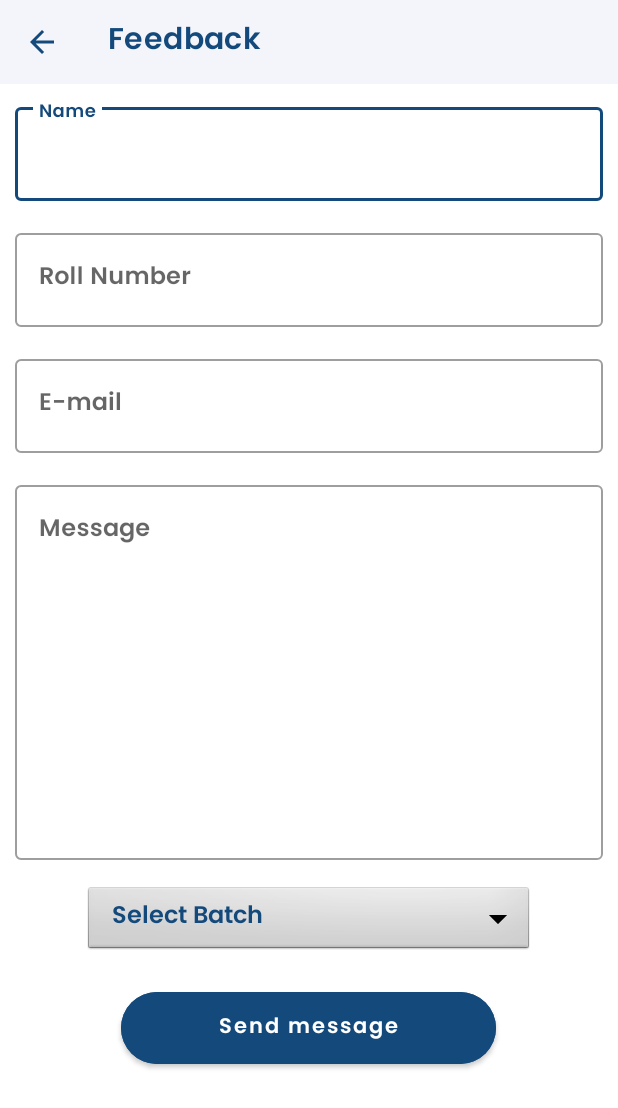
After one commit to raoharshit/College_App, an Android app: the FeedbackActivity screen opened directly, with no data from a screen before it, on a phone screen of 412 x 824 dp. The commit adds this screen. Shown: the top 1108 px of the screen. Run offline under Robolectric (Android 15) with nearby library versions, the phone set to English and light mode, and no system bars; our stand-ins replace Firebase (no records; nobody signed in at launch, a user with empty details on screens opened directly).

Commit message:
Feedback functionality is added

```diff
--- /dev/null
+++ b/UserApp/src/main/java/com/example/collegeapp/Feedback/FeedbackActivity.java
@@ -0,0 +1,97 @@
+package com.example.collegeapp.Feedback;
+
+import androidx.appcompat.app.AppCompatActivity;
+import androidx.appcompat.widget.Toolbar;
+
+import android.os.Bundle;
+import android.view.View;
+import android.widget.EditText;
+import android.widget.Spinner;
+import android.widget.Toast;
+
+import com.example.collegeapp.R;
+import com.google.android.material.button.MaterialButton;
+import com.google.firebase.database.DatabaseReference;
+import com.google.firebase.database.FirebaseDatabase;
+
+import java.util.Objects;
+
+public class FeedbackActivity extends AppCompatActivity {
+
+    EditText edtname,edtnumber, edtemail,edtmessage;
+    MaterialButton btnsend;
+    Spinner spinner;
+    DatabaseReference databaseReference;
+    private Toolbar toolbar;
+
+    @Override
+    protected void onCreate(Bundle savedInstanceState) {
+        super.onCreate(savedInstanceState);
+        setContentView(R.layout.activity_feedback);
+
+
+        toolbar = findViewById(R.id.appbarFeed);
+
+        setSupportActionBar(toolbar);
+        Objects.requireNonNull(getSupportActionBar()).setDisplayHomeAsUpEnabled(true);
+        toolbar.setTitle("Feedback");
+        toolbar.setTitleTextAppearance(this, R.style.poppins_bold);
+
+        edtname=findViewById(R.id.feedname);
+        edtnumber =findViewById(R.id.feednumber);
+        edtemail=findViewById(R.id.feedemail);
+        edtmessage=findViewById(R.id.feedmessage);
+        btnsend=findViewById(R.id.feedbtnsend);
+        spinner=findViewById(R.id.feedspinner);
+
+        databaseReference= FirebaseDatabase.getInstance().getReference();
+
+        btnsend.setOnClickListener(new View.OnClickListener() {
+            @Override
+            public void onClick(View view) {
+                checkValidation();
+            }
+        });
+    }
+
+    private void checkValidation() {
+        String name=edtname.getText().toString();
+        String number=edtnumber.getText().toString();
+        String email=edtemail.getText().toString();
+        String message=edtmessage.getText().toString();
+        String batch=spinner.getSelectedItem().toString();
+
+        if (name.isEmpty()){
+            edtname.setError("Empty");
+            edtname.requestFocus();
+        }else if(email.isEmpty()){
+            edtemail.setError("Empty");
+            edtemail.requestFocus();
+        }else if(number.isEmpty()){
+            edtnumber.setError("Empty");
+            edtnumber.requestFocus();
+        }else if(message.isEmpty()){
+            edtmessage.setError("Empty");
+            edtmessage.requestFocus();
+        }else if (batch.equals("Select Batch")){
+            Toast.makeText(this, "Please select a batch", Toast.LENGTH_SHORT).show();
+        }else{
+            getFeedback();
+        }
+
+    }
+
+    private void getFeedback() {
+
+        String name=edtname.getText().toString();
+        String number=edtnumber.getText().toString();
+        String email=edtemail.getText().toString();
+        String message=edtmessage.getText().toString();
+        String batch=spinner.getSelectedItem().toString();
+
+        FeedbackData feedbackData=new FeedbackData(name,number,email,message,batch);
+
+        databaseReference.child("Feedback").push().setValue(feedbackData);
+        Toast.makeText(this, "Your FeedBack is sent! ", Toast.LENGTH_SHORT).show();
+    }
+}
--- a/UserApp/src/main/java/com/example/collegeapp/MainActivity.java
+++ b/UserApp/src/main/java/com/example/collegeapp/MainActivity.java
@@ -32,6 +32,7 @@ import android.widget.Button;
 import android.widget.Toast;
 
 import com.example.collegeapp.Authentication.LoginActivity;
+import com.example.collegeapp.Feedback.FeedbackActivity;
 import com.example.collegeapp.GPACalculator.GpaCalculator;
 import com.example.collegeapp.clubs.ClubActivity;
 import com.example.collegeapp.ebook.EbookActivity;
@@ -211,6 +212,10 @@ public class MainActivity extends AppCompatActivity implements NavigationView.On
                 showDialog();
                 break;
 
+            case R.id.navigation_feedback:
+                startActivity(new Intent(MainActivity.this, FeedbackActivity.class));
+                break;
+
             case R.id.navigation_website:
                 uri = Uri.parse(getString(R.string.dcrust_website_link));
                 Intent intent = new Intent(Intent.ACTION_VIEW, uri);
--- /dev/null
+++ b/UserApp/src/main/res/layout/activity_feedback.xml
@@ -0,0 +1,150 @@
+<?xml version="1.0" encoding="utf-8"?>
+<RelativeLayout
+    xmlns:android="http://schemas.android.com/apk/res/android"
+    xmlns:app="http://schemas.android.com/apk/res-auto"
+    xmlns:tools="http://schemas.android.com/tools"
+    android:layout_width="match_parent"
+    android:layout_height="match_parent"
+    android:orientation="vertical"
+    tools:context=".Feedback.FeedbackActivity">
+
+    <androidx.constraintlayout.widget.ConstraintLayout
+        android:id="@+id/feedtoolbarCL"
+        android:layout_width="match_parent"
+        android:layout_height="wrap_content">
+        <com.google.android.material.appbar.AppBarLayout
+            android:id="@+id/appBarLayout"
+            android:layout_width="match_parent"
+            android:layout_height="wrap_content"
+            app:layout_constraintEnd_toEndOf="parent"
+            app:layout_constraintStart_toStartOf="parent"
+            app:layout_constraintTop_toTopOf="parent">
+
+            <androidx.appcompat.widget.Toolbar
+                android:id="@+id/appbarFeed"
+                android:layout_width="match_parent"
+                android:layout_height="?attr/actionBarSize"
+                android:background="@color/backgroundCol"
+                app:title="Feedback"
+                app:titleTextColor="@color/titleBarColor"
+                style="@style/ToolbarColoredBackArrow"/>
+
+        </com.google.android.material.appbar.AppBarLayout>
+    </androidx.constraintlayout.widget.ConstraintLayout>
+
+    <LinearLayout
+        android:layout_width="match_parent"
+        android:layout_height="wrap_content"
+        android:layout_below="@id/feedtoolbarCL"
+        android:layout_margin="10dp"
+        android:orientation="vertical">
+
+        <com.google.android.material.textfield.TextInputLayout
+            style="@style/Widget.MaterialComponents.TextInputLayout.OutlinedBox"
+            android:layout_width="match_parent"
+            android:layout_height="match_parent">
+
+            <EditText
+                android:id="@+id/feedname"
+                android:layout_width="match_parent"
+                android:layout_height="wrap_content"
+                android:layout_centerHorizontal="true"
+                android:gravity="start|top"
+                android:hint="Name"
+                android:imeOptions="actionDone"
+                android:inputType="textMultiLine|textCapSentences"
+                android:textAlignment="viewStart"
+                android:textColor="@color/textColor"
+                android:textColorHint="@color/textColor" />
+        </com.google.android.material.textfield.TextInputLayout>
+
+        <com.google.android.material.textfield.TextInputLayout
+            style="@style/Widget.MaterialComponents.TextInputLayout.OutlinedBox"
+            android:layout_width="match_parent"
+            android:layout_height="match_parent"
+            android:layout_marginTop="16dp">
+
+            <EditText
+                android:id="@+id/feednumber"
+                android:layout_width="match_parent"
+                android:layout_height="wrap_content"
+                android:layout_centerHorizontal="true"
+                android:gravity="start|top"
+                android:hint="Roll Number"
+                android:imeOptions="actionDone"
+                android:inputType="textMultiLine|textCapSentences"
+                android:textAlignment="viewStart"
+                android:textColor="@color/textColor"
+                android:textColorHint="@color/textColor" />
+        </com.google.android.material.textfield.TextInputLayout>
+
+        <com.google.android.material.textfield.TextInputLayout
+            style="@style/Widget.MaterialComponents.TextInputLayout.OutlinedBox"
+            android:layout_width="match_parent"
+            android:layout_height="match_parent"
+            android:layout_marginTop="16dp">
+
+            <EditText
+                android:id="@+id/feedemail"
+                android:layout_width="match_parent"
+                android:layout_height="wrap_content"
+                android:layout_centerHorizontal="true"
+                android:gravity="start|top"
+                android:hint="E-mail"
+                android:imeOptions="actionDone"
+                android:inputType="textMultiLine|textCapSentences"
+                android:textAlignment="viewStart"
+                android:textColor="@color/textColor"
+                android:textColorHint="@color/textColor" />
+        </com.google.android.material.textfield.TextInputLayout>
+
+
+        <com.google.android.material.textfield.TextInputLayout
+            style="@style/Widget.MaterialComponents.TextInputLayout.OutlinedBox"
+            android:layout_width="match_parent"
+            android:layout_height="wrap_content"
+            android:layout_marginTop="16dp">
+
+            <EditText
+                android:id="@+id/feedmessage"
+                android:layout_width="match_parent"
+                android:layout_height="wrap_content"
+                android:layout_centerHorizontal="true"
+                android:gravity="start|top"
+                android:hint="Message"
+                android:imeOptions="actionDone"
+                android:inputType="textMultiLine|textCapSentences"
+                android:minHeight="250dp"
+                android:textAlignment="viewStart"
+                android:textColor="@color/textColor"
+                android:textColorHint="@color/textColor" />
+        </com.google.android.material.textfield.TextInputLayout>
+
+        <Spinner
+            android:id="@+id/feedspinner"
+            android:layout_width="300dp"
+            android:layout_height="wrap_content"
+            android:layout_gravity="center"
+            android:layout_marginVertical="16dp"
+            android:background="@android:drawable/btn_dropdown"
+            android:entries="@array/Batch"
+            android:gravity="center"
+            android:spinnerMode="dropdown" />
+
+        <com.google.android.material.button.MaterialButton
+            android:id="@+id/feedbtnsend"
+            android:layout_width="250dp"
+            android:layout_height="60dp"
+            android:layout_gravity="center"
+            android:layout_marginTop="1dp"
+            android:backgroundTint="@color/dark_blue"
+            android:gravity="center"
+            android:text="Send message"
+            android:textAllCaps="false"
+            android:textColor="@color/white"
+            app:cornerRadius="25dp" />
+
+    </LinearLayout>
+
+
+</RelativeLayout>
--- a/UserApp/src/main/res/menu/navigation_drawer.xml
+++ b/UserApp/src/main/res/menu/navigation_drawer.xml
@@ -29,7 +29,7 @@
         android:icon="@drawable/ic_color"/>
 
     <item
-        android:id="@+id/navigation_feeback"
+        android:id="@+id/navigation_feedback"
         android:icon="@drawable/baseline_feedback_24"
         android:title="Feedback" />
 
--- a/UserApp/src/main/res/values/strings.xml
+++ b/UserApp/src/main/res/values/strings.xml
@@ -124,6 +124,15 @@
     <string name="stuCoord">Student Coordinator :</string>
     <string name="facCoord">Faculty Coordinator :</string>
 
+    <array name="Batch">
+        <item>Select Batch</item>
+        <item>2023-27</item>
+        <item>2022-26</item>
+        <item>2021-25</item>
+        <item>2020-24</item>
+        <item>2019-23</item>
+    </array>
+
     <string-array name="theme">
         <item>System Default</item>
         <item>Light</item>
```
Also changed, not shown: UserApp/src/main/AndroidManifest.xml (+6 -2 lines), UserApp/src/main/java/com/example/collegeapp/Feedback/FeedbackData.java (added, +53 -0 lines).
